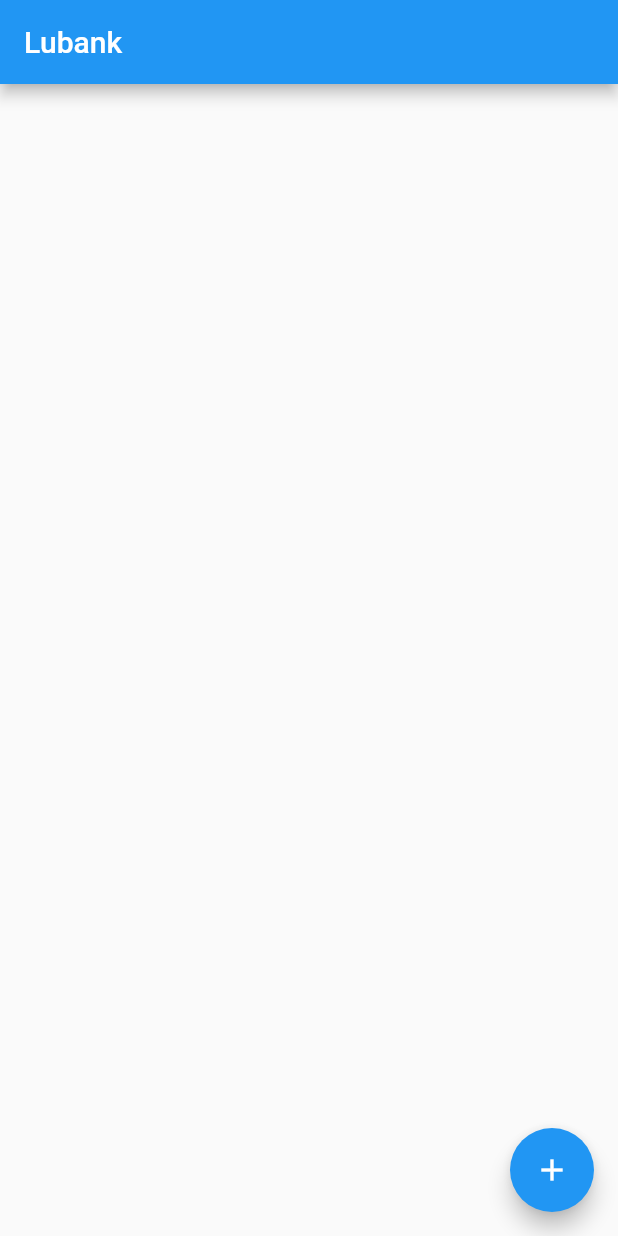
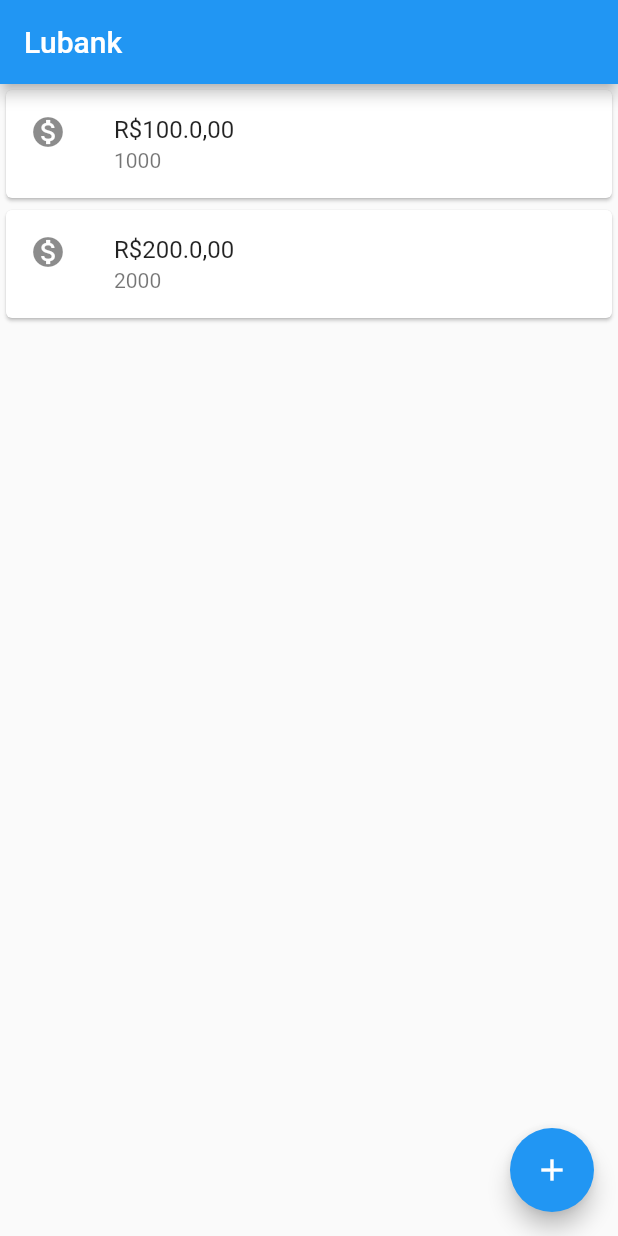
Before and after one commit to athena272/bytebank-flutter, a Flutter app: the screen it shows after launch, on a phone screen of 412 x 824 dp. Run offline on Flutter 3.47's test engine with Material 2 defaults, Android fonts, the phone set to English and light mode, and no system bars.

Commit message:
Update main.dart

```diff
--- a/bytebank/lib/main.dart
+++ b/bytebank/lib/main.dart
@@ -112,7 +112,8 @@ class ListaLubankState extends State<ListaLubank> {
   @override
   Widget build(BuildContext context) {
     //Inicializar uma transferencia
-    // widget.transferencias.add(Transferencia(valor: 100.0, numeroConta: 1000));
+    widget.transferencias.add(Transferencia(valor: 100.0, numeroConta: 1000));
+    widget.transferencias.add(Transferencia(valor: 200.0, numeroConta: 2000));
     // TODO: implement build
     return Scaffold(
       appBar: AppBar(
```
